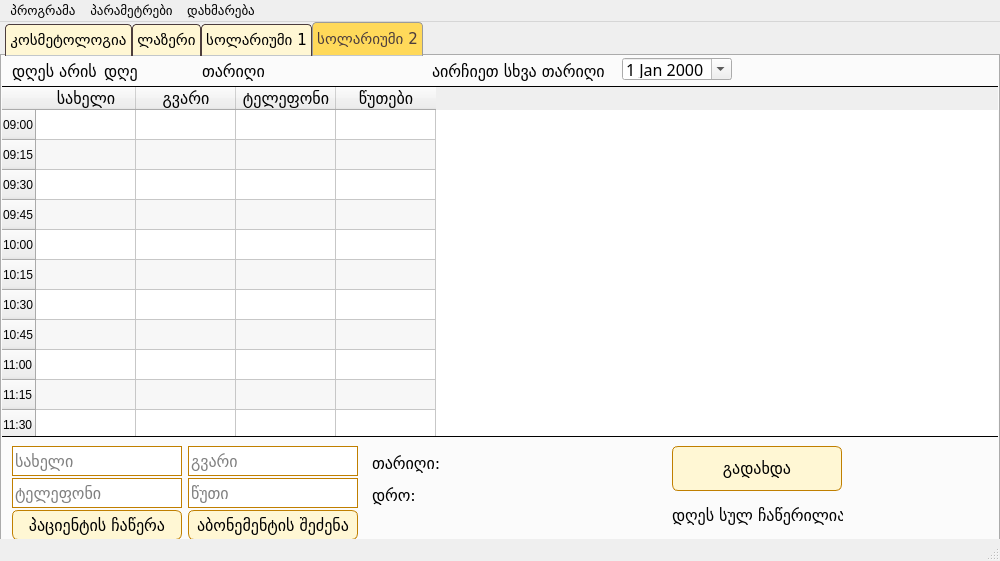
This is ui/main_window.ui in bekashvelidze/renew-commercial as Qt 5 draws it before an edit. The edited form follows.
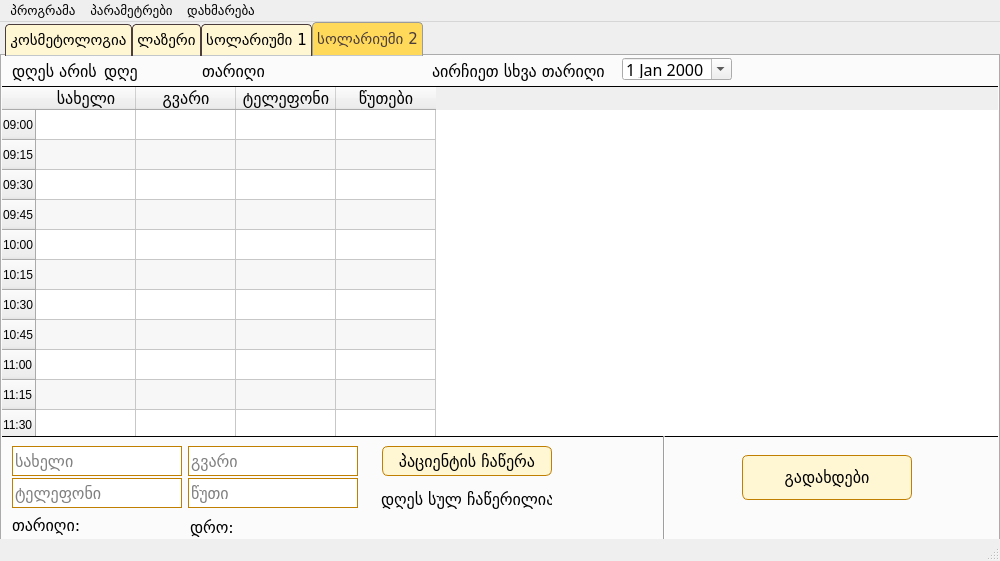
This is the edited form. The open tabs and pages were chosen to show the change.

What changed in the file:
```diff
--- a/ui/main_window.ui
+++ b/ui/main_window.ui
@@ -2292,8 +2292,8 @@
      <widget class="QLabel" name="sol_2_time">
       <property name="geometry">
        <rect>
-        <x>432</x>
-        <y>428</y>
+        <x>250</x>
+        <y>460</y>
         <width>90</width>
         <height>16</height>
        </rect>
@@ -2311,8 +2311,8 @@
      <widget class="QPushButton" name="sol_2_make_an_appointment_button">
       <property name="geometry">
        <rect>
-        <x>10</x>
-        <y>454</y>
+        <x>380</x>
+        <y>390</y>
         <width>170</width>
         <height>30</height>
        </rect>
@@ -2330,8 +2330,8 @@
      <widget class="QLabel" name="sol_2_patients">
       <property name="geometry">
        <rect>
-        <x>852</x>
-        <y>446</y>
+        <x>561</x>
+        <y>430</y>
         <width>66</width>
         <height>25</height>
        </rect>
@@ -2387,8 +2387,8 @@
      <widget class="QLabel" name="sol_2_date_label">
       <property name="geometry">
        <rect>
-        <x>370</x>
-        <y>398</y>
+        <x>10</x>
+        <y>460</y>
         <width>70</width>
         <height>19</height>
        </rect>
@@ -2406,8 +2406,8 @@
      <widget class="QLabel" name="sol_2_patients_label">
       <property name="geometry">
        <rect>
-        <x>670</x>
-        <y>450</y>
+        <x>379</x>
+        <y>434</y>
         <width>171</width>
         <height>19</height>
        </rect>
@@ -2469,8 +2469,8 @@
      <widget class="QPushButton" name="sol_2_pay_button">
       <property name="geometry">
        <rect>
-        <x>670</x>
-        <y>390</y>
+        <x>740</x>
+        <y>399</y>
         <width>170</width>
         <height>45</height>
        </rect>
@@ -2482,7 +2482,7 @@
        </font>
       </property>
       <property name="text">
-       <string>გადახდა</string>
+       <string>გადახდები</string>
       </property>
      </widget>
      <widget class="QLineEdit" name="sol_2_minutes">
@@ -2872,8 +2872,8 @@
      <widget class="QLabel" name="sol_2_time_label">
       <property name="geometry">
        <rect>
-        <x>370</x>
-        <y>430</y>
+        <x>188</x>
+        <y>462</y>
         <width>42</width>
         <height>19</height>
        </rect>
@@ -2948,8 +2948,8 @@
      <widget class="QLabel" name="sol_2_date">
       <property name="geometry">
        <rect>
-        <x>450</x>
-        <y>398</y>
+        <x>90</x>
+        <y>460</y>
         <width>90</width>
         <height>20</height>
        </rect>
@@ -2964,23 +2964,17 @@
        <string/>
       </property>
      </widget>
-     <widget class="QPushButton" name="sol_2_buy_subscription_button">
+     <widget class="Line" name="las_line_3">
       <property name="geometry">
        <rect>
-        <x>186</x>
-        <y>454</y>
-        <width>170</width>
-        <height>30</height>
+        <x>660</x>
+        <y>380</y>
+        <width>5</width>
+        <height>110</height>
        </rect>
       </property>
-      <property name="font">
-       <font>
-        <family>BPG Nino Mtavruli</family>
-        <pointsize>12</pointsize>
-       </font>
-      </property>
-      <property name="text">
-       <string>აბონემენტის შეძენა</string>
+      <property name="orientation">
+       <enum>Qt::Vertical</enum>
       </property>
      </widget>
     </widget>
```
Left out of the diff: 83 changed lines with no effect on the pictures.
